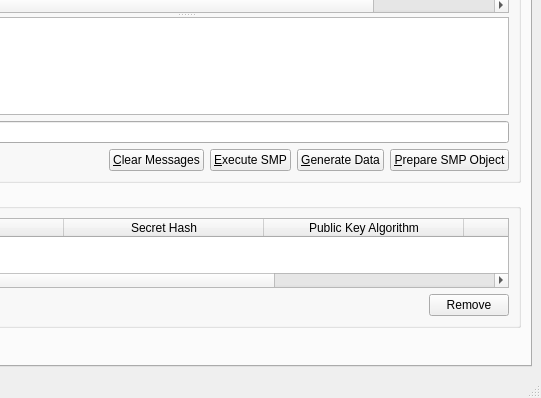
First picture: the form in branches/trunk/UI/spot-on-smpwindow.ui, repository textbrowser/spot-on, before the edit; both pictures show x 169 to 710 and y 197 to 595 of the 710 by 595 pixel window.
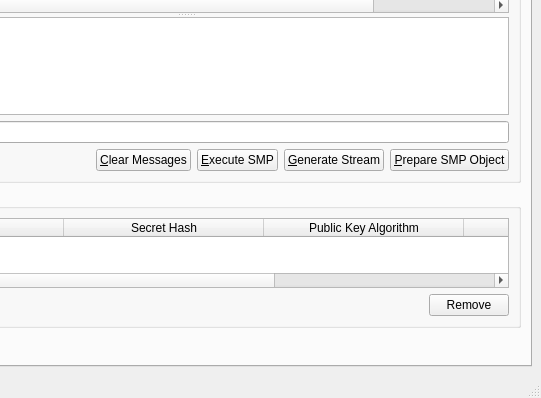
Second picture: the form after the edit. Icons and pictures are not drawn.

Commit message: New icons. Data to Stream.

Diff of the .ui file:
```diff
--- a/branches/trunk/UI/spot-on-smpwindow.ui
+++ b/branches/trunk/UI/spot-on-smpwindow.ui
@@ -145,7 +145,7 @@
                 <string>&lt;html&gt;&lt;head/&gt;&lt;body&gt;&lt;p&gt;Generate a stream of bytes via the secret and the selected participant.&lt;/p&gt;&lt;/body&gt;&lt;/html&gt;</string>
                </property>
                <property name="text">
-                <string>&amp;Generate Data</string>
+                <string>&amp;Generate Stream</string>
                </property>
               </widget>
              </item>
```
The commit also changes 4 other files.
